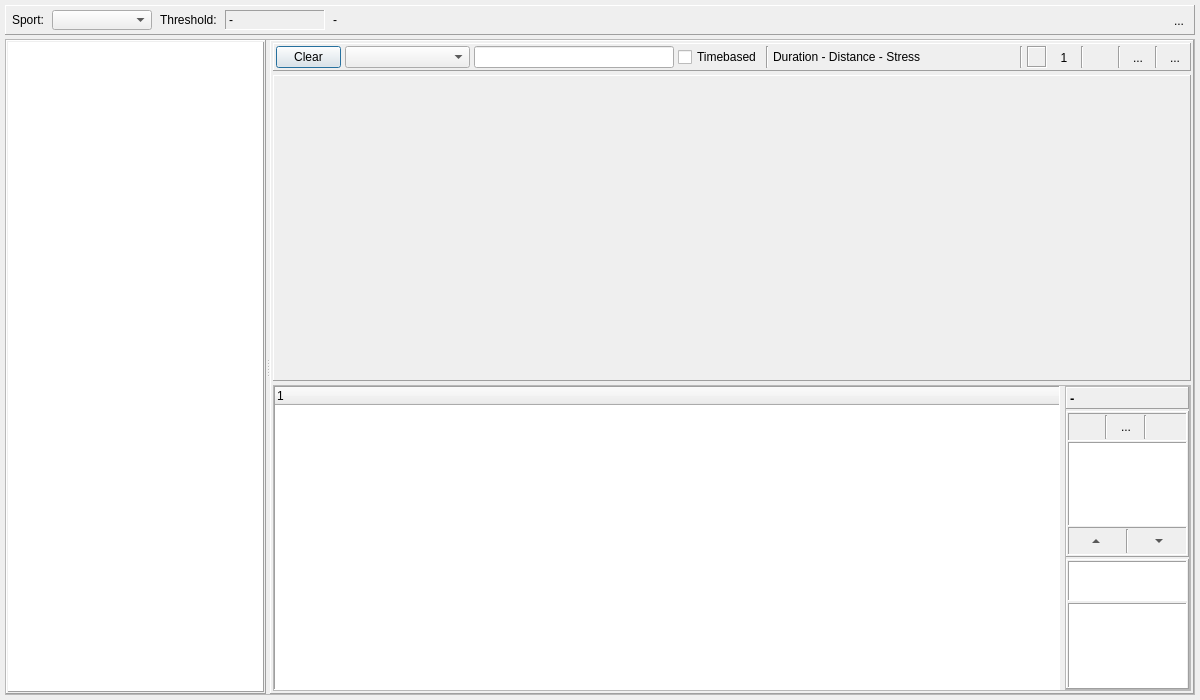
Before: the Qt Designer form dialog_workcreator.ui in Tria-Andy/WorkoutEditor, drawn with Qt 5.
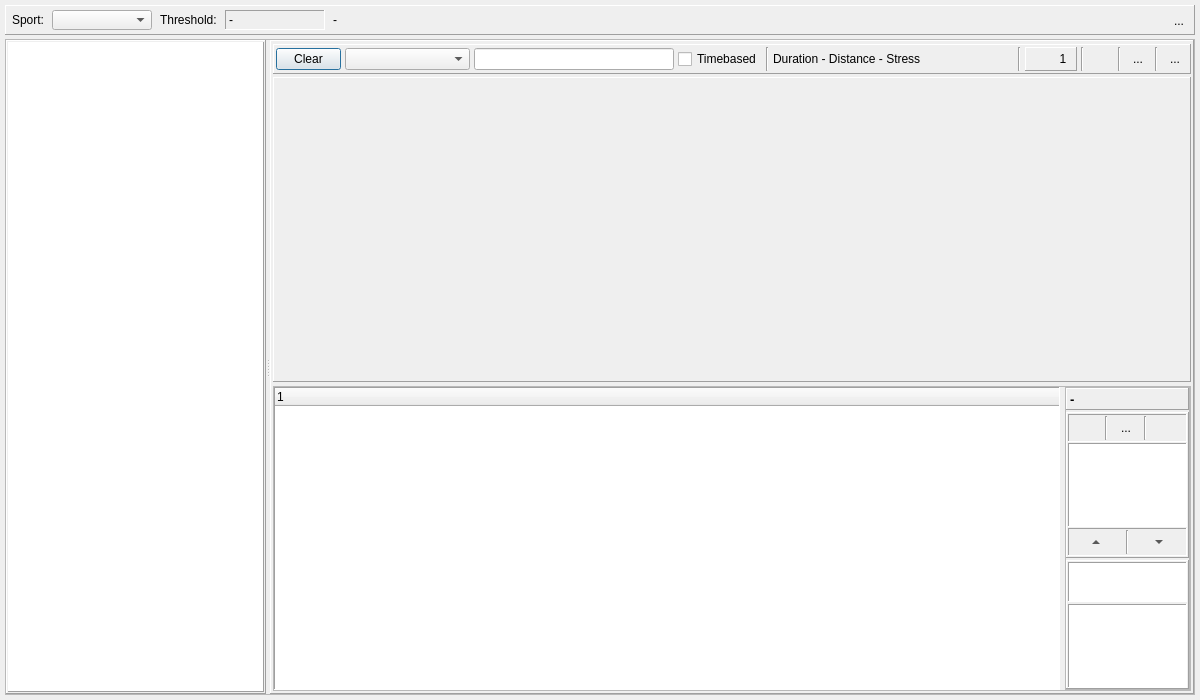
After: the same form once the commit is applied. Icons and pictures are not drawn. Custom widgets are drawn as their Qt base class.

Commit message: Add Frame for update button

Diff of the .ui file:
```diff
--- a/dialog_workcreator.ui
+++ b/dialog_workcreator.ui
@@ -308,7 +308,7 @@
             <property name="minimumSize">
              <size>
               <width>0</width>
-              <height>28</height>
+              <height>30</height>
              </size>
             </property>
             <property name="maximumSize">
@@ -448,6 +448,30 @@
               </widget>
              </item>
              <item>
+              <widget class="QFrame" name="frame">
+               <property name="frameShape">
+                <enum>QFrame::Panel</enum>
+               </property>
+               <property name="frameShadow">
+                <enum>QFrame::Raised</enum>
+               </property>
+               <layout class="QHBoxLayout" name="horizontalLayout_8">
+                <property name="spacing">
+                 <number>4</number>
+                </property>
+                <property name="leftMargin">
+                 <number>1</number>
+                </property>
+                <property name="topMargin">
+                 <number>0</number>
+                </property>
+                <property name="rightMargin">
+                 <number>1</number>
+                </property>
+                <property name="bottomMargin">
+                 <number>0</number>
+                </property>
+                <item>
               <widget class="QLabel" name="label_connect">
                <property name="minimumSize">
                 <size>
@@ -461,29 +485,39 @@
                  <height>16777215</height>
                 </size>
                </property>
+                  <property name="font">
+                   <font>
+                    <pointsize>9</pointsize>
+                    <weight>75</weight>
+                    <bold>true</bold>
+                   </font>
+                  </property>
                <property name="frameShape">
-                <enum>QFrame::Box</enum>
+                   <enum>QFrame::NoFrame</enum>
                </property>
                <property name="frameShadow">
-                <enum>QFrame::Sunken</enum>
+                   <enum>QFrame::Plain</enum>
                </property>
                <property name="text">
                 <string/>
                </property>
+                  <property name="alignment">
+                   <set>Qt::AlignCenter</set>
+                  </property>
               </widget>
              </item>
              <item>
               <widget class="QToolButton" name="toolButton_workouts">
                <property name="minimumSize">
                 <size>
-                 <width>26</width>
-                 <height>24</height>
+                    <width>24</width>
+                    <height>22</height>
                 </size>
                </property>
                <property name="maximumSize">
                 <size>
-                 <width>26</width>
-                 <height>24</height>
+                    <width>24</width>
+                    <height>22</height>
                 </size>
                </property>
                <property name="toolTip">
@@ -505,6 +539,9 @@
                <property name="autoRaise">
                 <bool>true</bool>
                </property>
+                 </widget>
+                </item>
+               </layout>
               </widget>
              </item>
              <item>
```
Lines whose indentation alone changed are shown as unchanged.
